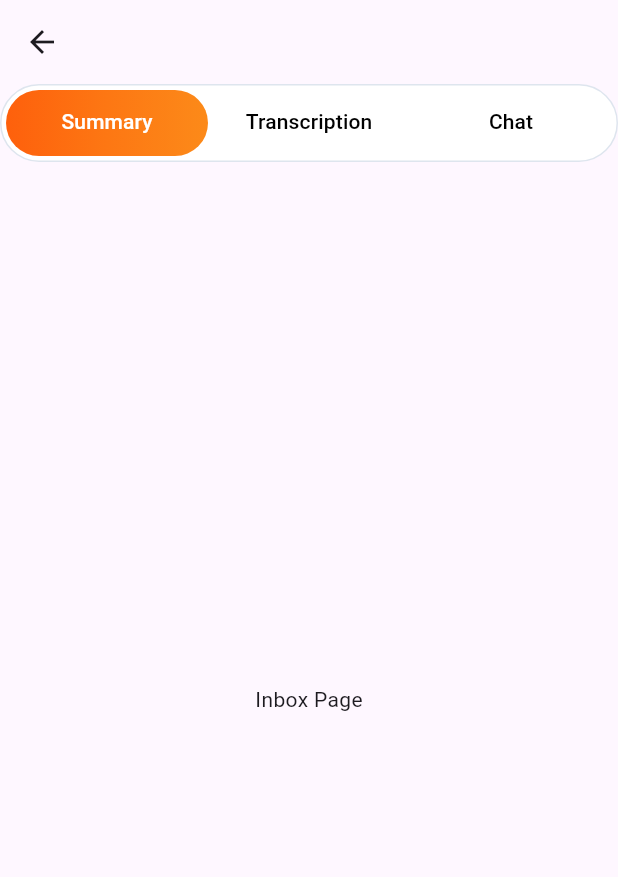
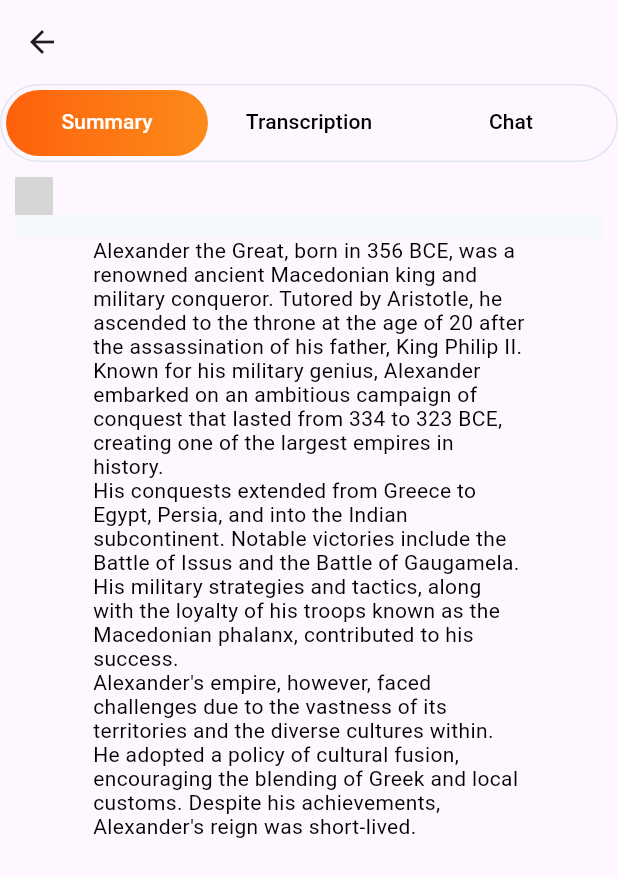
Before and after one commit to DeveloperSohaibNisar/Fyp, a Flutter app: the RecordTabView screen opened by its route, on a phone screen of 412 x 824 dp. Shown: the top 877 px of the screen. Run offline on Flutter 3.47's test engine with Material 3 defaults, Android fonts, the phone set to English and light mode, and no system bars; our stand-ins replace file_picker, flutter_svg, permission_handler, simple_gradient_text; missing offline and left inert: audio_waveforms; generated files the repository leaves out were written again; network calls fail; Roboto replaces fonts that are missing (Calibri); grey boxes are pictures that could not be loaded.

Commit message:
made chat Responsive

```diff
--- a/lib/screeens/recording_summary/recording_summary_tabs_view.dart
+++ b/lib/screeens/recording_summary/recording_summary_tabs_view.dart
@@ -1,5 +1,6 @@
 import 'package:flutter/material.dart';
 import 'package:fyp_application/screeens/recording_summary/chat_view.dart';
+import 'package:fyp_application/screeens/recording_summary/summary_view.dart';
 
 class RecordTabView extends StatelessWidget {
   const RecordTabView({super.key});
@@ -22,7 +23,7 @@ class RecordTabView extends StatelessWidget {
                   padding: const EdgeInsets.all(3),
                   clipBehavior: Clip.antiAlias,
                   decoration: ShapeDecoration(
-                    color: Colors.white,
+                    color: Colors.transparent,
                     shape: RoundedRectangleBorder(
                       side:
                           const BorderSide(width: 1, color: Color(0xFFDEE5EE)),
@@ -58,7 +59,10 @@ class RecordTabView extends StatelessWidget {
           ),
           body: const TabBarView(
             children: [
-              Center(child: Text('Inbox Page')),
+              Padding(
+                padding: EdgeInsets.all(10.0),
+                child: Summary(),
+              ),
               Center(child: Text('Archived Page')),
               ChatView(),
             ],
--- a/lib/screeens/recording_summary/summary_view.dart
+++ b/lib/screeens/recording_summary/summary_view.dart
@@ -1,10 +1,40 @@
 import 'package:flutter/material.dart';
+import 'package:fyp_application/utilities/summary_constant.dart';
 
 class Summary extends StatelessWidget{
+  const Summary({super.key});
+
 
   @override
   Widget build(BuildContext context){
 
-    return Scaffold();
+    return Column(
+      children: [
+        Row(
+          children: [
+            Container(
+              width: 25,
+              height: 25,
+              decoration: const BoxDecoration(
+                image: DecorationImage(
+                  image: NetworkImage("https://via.placeholder.com/25x25"),
+                  fit: BoxFit.contain,
+                ),
+              ),
+            ),
+          ],
+        ),
+        Container(
+          //width: 393,
+          height: 16,
+          clipBehavior: Clip.antiAlias,
+          decoration: const BoxDecoration(color: Color(0xFFF6F9FC)),
+        ),
+        Container(
+
+          child:const Summarytext(summarytext: "Alexander the Great, born in 356 BCE, was a renowned ancient Macedonian king and military conqueror. Tutored by Aristotle, he ascended to the throne at the age of 20 after the assassination of his father, King Philip II. Known for his military genius, Alexander embarked on an ambitious campaign of conquest that lasted from 334 to 323 BCE, creating one of the largest empires in history.\nHis conquests extended from Greece to Egypt, Persia, and into the Indian subcontinent. Notable victories include the Battle of Issus and the Battle of Gaugamela. His military strategies and tactics, along with the loyalty of his troops known as the Macedonian phalanx, contributed to his success.\nAlexander's empire, however, faced challenges due to the vastness of its territories and the diverse cultures within. He adopted a policy of cultural fusion, encouraging the blending of Greek and local customs. Despite his achievements, Alexander's reign was short-lived."),
+        ),
+      ],
+    );
   }
 }
--- /dev/null
+++ b/lib/utilities/summary_constant.dart
@@ -0,0 +1,26 @@
+import'package:flutter/material.dart';
+
+class Summarytext extends StatelessWidget{
+  final String summarytext;
+  const Summarytext({super.key, required this.summarytext});
+  @override
+  Widget build(BuildContext context){
+    double width= MediaQuery.of(context).size.width;
+    return Expanded(
+      child: Container(
+        constraints: BoxConstraints(maxWidth: width-24-100),
+        height: double.infinity,
+        child: Text(
+          summarytext,
+          style: TextStyle(
+            color: Colors.black,
+            fontSize: 14,
+            fontFamily: 'Calibri',
+            fontWeight: FontWeight.w400,
+            height: 0,
+          ),
+        ),
+      ),
+    );
+  }
+}
--- a/lib/widgets/bot_chat.dart
+++ b/lib/widgets/bot_chat.dart
@@ -8,6 +8,7 @@ class BotChat extends StatelessWidget {
 
   @override
   Widget build(BuildContext context) {
+    final double width = MediaQuery.of(context).size.width;
     return Row(
       mainAxisSize: MainAxisSize.min,
       mainAxisAlignment: MainAxisAlignment.center,
@@ -27,7 +28,7 @@ class BotChat extends StatelessWidget {
         const SizedBox(width: 8),
         Container(
           padding: const EdgeInsets.symmetric(horizontal: 16, vertical: 8),
-          constraints: const BoxConstraints(),
+          constraints: BoxConstraints(maxWidth: width-24-100),
           decoration: ShapeDecoration(
             color: const Color(0xFFF6F9FC),
             shape: RoundedRectangleBorder(
@@ -35,7 +36,7 @@ class BotChat extends StatelessWidget {
             ),
           ),
           child: Container(
-            constraints: const BoxConstraints(maxWidth: 280),
+            constraints: BoxConstraints(),
             child: Text(
               senderMessage,
               textAlign: TextAlign.left,
--- a/lib/widgets/user_chat.dart
+++ b/lib/widgets/user_chat.dart
@@ -7,6 +7,7 @@ class UserChat extends StatelessWidget {
 
   @override
   Widget build(BuildContext context) {
+    final double width = MediaQuery.of(context).size.width;
     return Row(
       mainAxisSize: MainAxisSize.min,
       mainAxisAlignment: MainAxisAlignment.center,
@@ -25,6 +26,7 @@ class UserChat extends StatelessWidget {
         ),
         const SizedBox(width: 8),
         Container(
+          constraints: BoxConstraints(maxWidth: width-24-100),
           padding: const EdgeInsets.symmetric(horizontal: 16, vertical: 8),
           decoration: ShapeDecoration(
             gradient: const LinearGradient(
@@ -37,7 +39,7 @@ class UserChat extends StatelessWidget {
             ),
           ),
           child: Container(
-            constraints: const BoxConstraints(maxWidth: 280),
+            //constraints: BoxConstraints(maxWidth: width-24-100),
             child: Text(
               senderMessage,
               textAlign: TextAlign.left,
```
